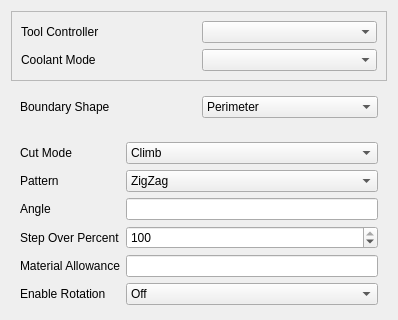
This is src/Mod/Path/Gui/Resources/panels/PageOpPocketFullEdit.ui in berndhahnebach/All_FreeCAD as Qt 5 draws it before an edit; both pictures show x 0 to 398 and y 0 to 320 of the 398 by 513 pixel window. The edited form follows.
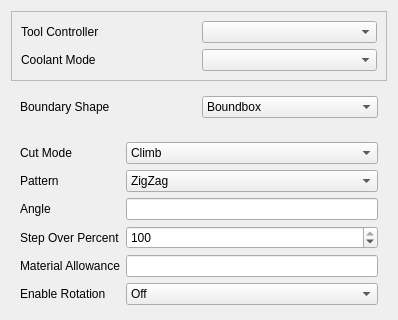
This is the edited form. Custom widgets are drawn as their Qt base class.

Commit message:
Path: Add new `Face Region` boundary option.
New option allows access to previously inaccessible faces.
Corrected property label names in UI panel, and added `Face Region` option to boundary shape list.

The edit to the form file:
```diff
--- a/src/Mod/Path/Gui/Resources/panels/PageOpPocketFullEdit.ui
+++ b/src/Mod/Path/Gui/Resources/panels/PageOpPocketFullEdit.ui
@@ -62,11 +62,6 @@
         <property name="toolTip">
          <string>&lt;html&gt;&lt;head/&gt;&lt;body&gt;&lt;p&gt;Specify if the facing should be restricted by the actual shape of the selected face (or the part if no face is selected), or if the bounding box should be faced off.&lt;/p&gt;&lt;p&gt;The latter can be used to face of the entire stock area to ensure uniform heights for the following operations.&lt;/p&gt;&lt;/body&gt;&lt;/html&gt;</string>
         </property>
-        <item>
-         <property name="text">
-          <string>Perimeter</string>
-         </property>
-        </item>
         <item>
          <property name="text">
           <string>Boundbox</string>
```
Left out of the diff: 28 changed lines with no effect on the pictures. The commit also changes 1 other file.
